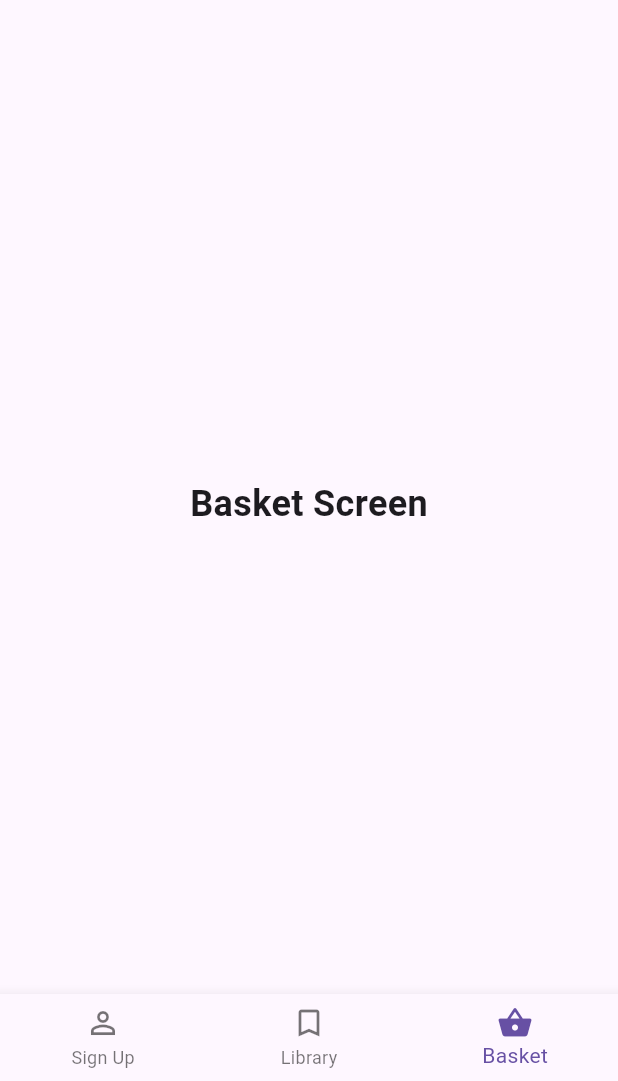
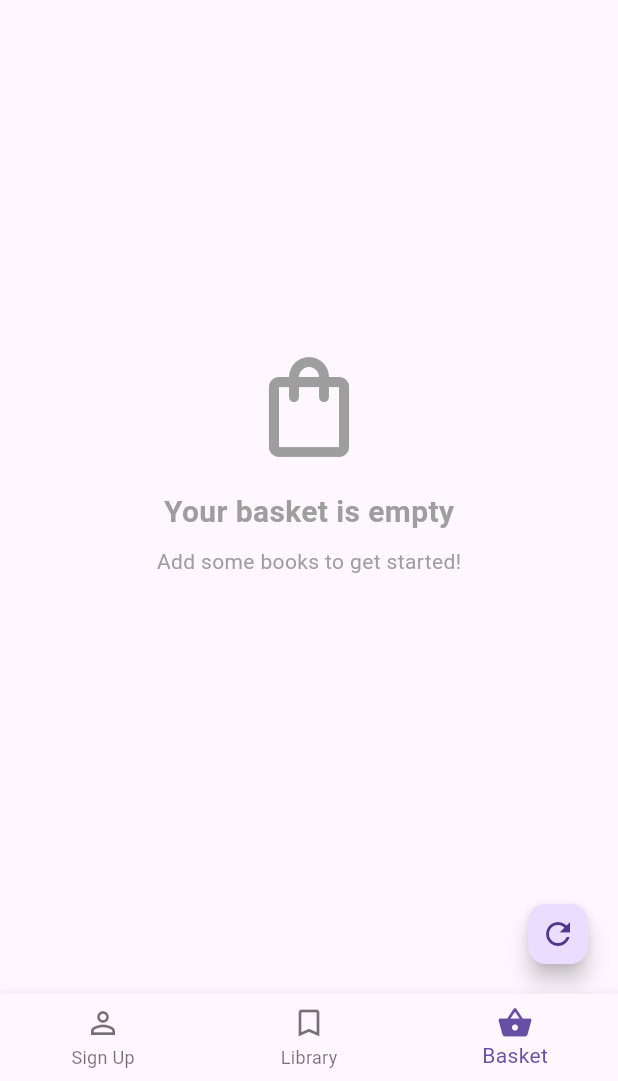
Before and after one commit to eyamhamdi03/Tp1-flutter, a Flutter app: the screen it shows after launch, item 3 of the bottom bar chosen, on a phone screen of 412 x 824 dp, the part 155-1236 px from its top. Run offline on Flutter 3.47's test engine with Material 3 defaults, Android fonts, the phone set to English and light mode, and no system bars; our stand-ins replace shared_preferences, sqflite; accounts and stored records are empty.

Commit message:
basket logic added

```diff
--- /dev/null
+++ b/lib/models/user.dart
@@ -0,0 +1,6 @@
+class User {
+  String? fullName;
+  String? email;
+
+  User({this.fullName, this.email});
+}
--- a/lib/screens/basket_screen.dart
+++ b/lib/screens/basket_screen.dart
@@ -1,27 +1,101 @@
 import 'package:flutter/material.dart';
+import 'package:tp1/models/book.dart';
+import 'package:tp1/services/book_service.dart';
+import 'package:tp1/widgets/home_cell.dart';
 
-class BasketScreen extends StatelessWidget {
+class BasketScreen extends StatefulWidget {
   const BasketScreen({super.key});
 
   @override
+  State<BasketScreen> createState() => _BasketScreenState();
+}
+
+class _BasketScreenState extends State<BasketScreen>
+    with AutomaticKeepAliveClientMixin {
+  List<Book>? _cachedBooks;
+  bool _isLoading = false;
+
+  @override
+  bool get wantKeepAlive => true; // Keep alive to avoid reloading images
+
+  @override
+  void initState() {
+    super.initState();
+    _loadBooks();
+  }
+
+  Future<void> _loadBooks() async {
+    if (_isLoading) return;
+    setState(() => _isLoading = true);
+    try {
+      final books = await BookService().fetchBasketBooks();
+      if (mounted) {
+        setState(() {
+          _cachedBooks = books;
+          _isLoading = false;
+        });
+        // Precache images
+        for (final book in books) {
+          precacheImage(AssetImage(book.image), context);
+        }
+      }
+    } catch (e) {
+      if (mounted) {
+        setState(() => _isLoading = false);
+      }
+    }
+  }
+
+  @override
   Widget build(BuildContext context) {
+    super.build(context);
     return Scaffold(
-      appBar: AppBar(
-        title: const Text(
-          "Store INSAT",
-          style: TextStyle(
-            color: Colors.white,
-            fontSize: 30,
-            fontWeight: FontWeight.bold,
-          ),
-        ),
-      ),
-      body: Center(
-        child: Text(
-          'Basket Screen',
-          style: TextStyle(fontSize: 24, fontWeight: FontWeight.bold),
-        ),
+      body: _buildBody(),
+      floatingActionButton: FloatingActionButton(
+        mini: true,
+        onPressed: _loadBooks,
+        child: const Icon(Icons.refresh),
       ),
     );
   }
+
+  Widget _buildBody() {
+    if (_isLoading && _cachedBooks == null) {
+      return const Center(child: CircularProgressIndicator());
+    }
+
+    final books = _cachedBooks ?? [];
+
+    if (books.isEmpty) {
+      return const Center(
+        child: Column(
+          mainAxisAlignment: MainAxisAlignment.center,
+          children: [
+            Icon(Icons.shopping_bag_outlined, size: 80, color: Colors.grey),
+            SizedBox(height: 16),
+            Text(
+              "Your basket is empty",
+              style: TextStyle(
+                fontSize: 20,
+                fontWeight: FontWeight.bold,
+                color: Colors.grey,
+              ),
+            ),
+            SizedBox(height: 8),
+            Text(
+              "Add some books to get started!",
+              style: TextStyle(fontSize: 14, color: Colors.grey),
+            ),
+          ],
+        ),
+      );
+    }
+
+    return ListView.builder(
+      itemCount: books.length,
+      itemBuilder: (context, index) {
+        return HomeCell(book: books[index]);
+      },
+    );
+  }
 }
--- /dev/null
+++ b/lib/services/db_helper.dart
@@ -0,0 +1,30 @@
+import 'package:sqflite/sqflite.dart';
+import 'package:path/path.dart';
+
+class DatabaseHelper {
+  static Database? database;
+
+  static Future<Database> getDb() async {
+    if (database != null) return database!;
+
+    var databasesPath = await getDatabasesPath();
+    var path = join(databasesPath, 'FDTP.db');
+
+    database = await openDatabase(
+      path,
+      version: 1,
+      onCreate: (db, version) async {
+        await db.execute("""
+          CREATE TABLE IF NOT EXISTS book(
+            name TEXT,
+            price INTEGER,
+            image TEXT,
+            user_email TEXT
+          )
+        """);
+      },
+    );
+
+    return database!;
+  }
+}
--- a/lib/widgets/tab_bar.dart
+++ b/lib/widgets/tab_bar.dart
@@ -12,7 +12,8 @@ class MyTabBar extends StatelessWidget {
       length: 3,
       child: Scaffold(
         appBar: AppBar(
-          backgroundColor: const Color.fromARGB(255, 144, 171, 218),
+          toolbarHeight: 0,
+          backgroundColor: Theme.of(context).colorScheme.primary,
           bottom: const TabBar(
             labelColor: Colors.white,
             unselectedLabelColor: Colors.white60,
--- a/pubspec.yaml
+++ b/pubspec.yaml
@@ -30,7 +30,9 @@ environment:
 dependencies:
   flutter:
     sdk: flutter
-
+  shared_preferences: ^2.5.3
+  sqflite: ^2.4.2
+  path: ^1.9.1
   # The following adds the Cupertino Icons font to your application.
   # Use with the CupertinoIcons class for iOS style icons.
   cupertino_icons: ^1.0.8
@@ -44,7 +46,7 @@ dev_dependencies:
   # activated in the `analysis_options.yaml` file located at the root of your
   # package. See that file for information about deactivating specific lint
   # rules and activating additional ones.
-  flutter_lints: ^5.0.0
+  flutter_lints: ^6.0.0
 
 # For information on the generic Dart part of this file, see the
 # following page: https://dart.dev/tools/pub/pubspec
```
Also changed, not shown: lib/screens/auth/signup_page.dart (+19 -9 lines), lib/screens/details_screen.dart (+31 -12 lines), lib/screens/library_screen.dart (+1 -10 lines), lib/services/book_service.dart (added, +72 -0 lines), lib/services/user_service.dart (added, +33 -0 lines), lib/widgets/home_cell.dart (+6 -13 lines), pubspec.lock, 1 other file.
